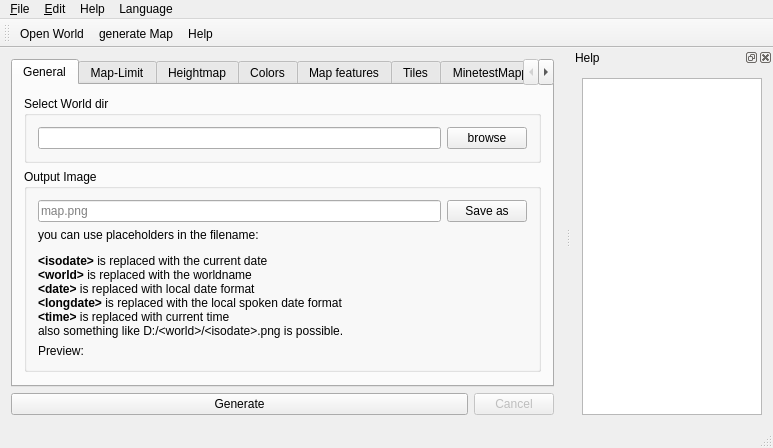
Above: mainwindow.ui from AirSThib/MinetestMapperGUI before the change. Below: the same form after it.
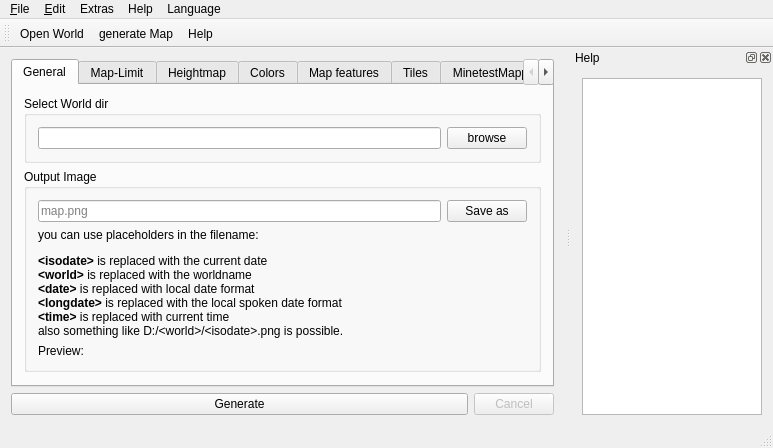
That is the form after the change. Icons and pictures are not drawn.

Commit message: introducing Expert mode

The edit to the form file:
```diff
--- a/mainwindow.ui
+++ b/mainwindow.ui
@@ -2167,8 +2167,15 @@
      <string>Language</string>
     </property>
    </widget>
+   <widget class="QMenu" name="menuExtras">
+    <property name="title">
+     <string>Extras</string>
+    </property>
+    <addaction name="actionExpert_Mode"/>
+   </widget>
    <addaction name="menuFile"/>
    <addaction name="menuEdit"/>
+   <addaction name="menuExtras"/>
    <addaction name="menuHelp"/>
    <addaction name="menuLanguage"/>
   </widget>
```
Left out of the diff: 14 changed lines with no effect on the pictures. The commit also changes 1 other file.
